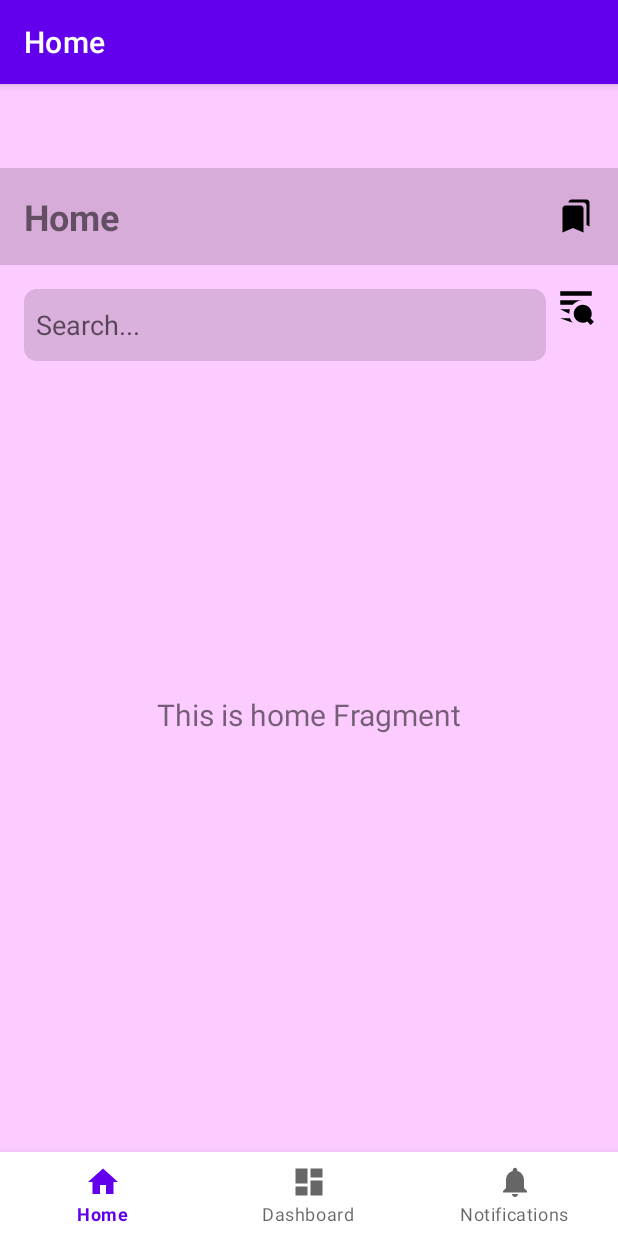
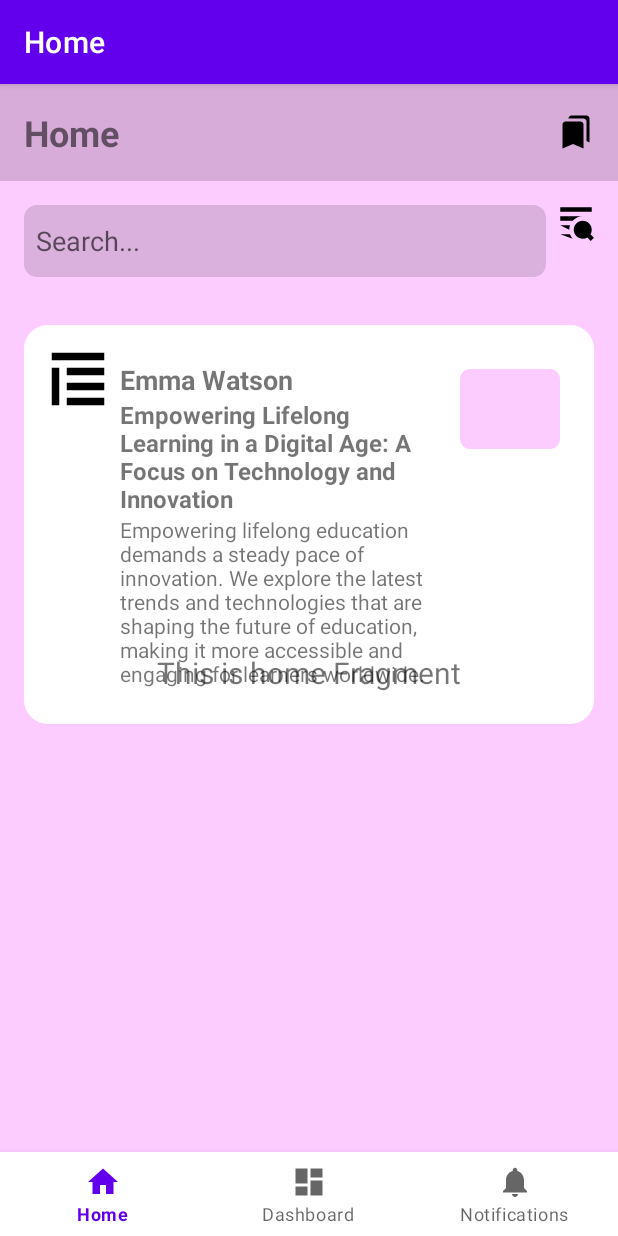
Before and after one commit to DataAnalystJr/cc17, an Android app: the screen it shows after launch (MainActivity), on a phone screen of 412 x 824 dp. Run offline under Robolectric (Android 15) with nearby library versions, the phone set to English and light mode, and no system bars; our stand-ins replace navigation-ui.

Commit message:
Version 1.1

```diff
--- /dev/null
+++ b/app/src/main/res/drawable/ic_profile_picture.xml
@@ -0,0 +1,13 @@
+<vector xmlns:android="http://schemas.android.com/apk/res/android"
+    android:width="16dp"
+    android:height="16dp"
+    android:viewportWidth="16"
+    android:viewportHeight="16">
+    <path
+        android:fillColor="#000000"
+        android:pathData="M15,1 L1,1 L1,3 L15,3 Z,
+                     M1,5 L3,5 L3,15 L1,15 Z,
+                     M5,13 L15,13 L15,15 L5,15 Z,
+                     M15,9 L5,9 L5,11 L15,11 Z,
+                     M5,5 L15,5 L15,7 L5,7 Z" />
+</vector>
--- /dev/null
+++ b/app/src/main/res/drawable/ic_technology_illustration.xml
@@ -0,0 +1,9 @@
+<vector xmlns:android="http://schemas.android.com/apk/res/android"
+    android:width="24dp"
+    android:height="24dp"
+    android:viewportWidth="24"
+    android:viewportHeight="24">
+    <path
+        android:fillColor="#FCCBFF"
+        android:pathData="M 4 4 L 20 4 C 21.1 4 22 4.9 22 6 L 22 18 C 22 19.1 21.1 20 20 20 L 4 20 C 2.9 20 2 19.1 2 18 L 2 6 C 2 4.9 2.9 4 4 4 Z" />
+</vector>
--- /dev/null
+++ b/app/src/main/res/drawable/rounded_card.xml
@@ -0,0 +1,5 @@
+<?xml version="1.0" encoding="utf-8"?>
+<shape xmlns:android="http://schemas.android.com/apk/res/android">
+    <corners android:radius="16dp" />
+    <solid android:color="#FFFFFF" />
+</shape>
--- a/app/src/main/res/layout/activity_main.xml
+++ b/app/src/main/res/layout/activity_main.xml
@@ -1,13 +1,15 @@
 <?xml version="1.0" encoding="utf-8"?>
 <androidx.constraintlayout.widget.ConstraintLayout xmlns:android="http://schemas.android.com/apk/res/android"
     xmlns:app="http://schemas.android.com/apk/res-auto"
+    xmlns:tools="http://schemas.android.com/tools"
     android:id="@+id/container"
     android:layout_width="match_parent"
     android:layout_height="match_parent"
     android:background="#FCCBFF"
-    android:paddingTop="?attr/actionBarSize">
+    android:paddingTop="0dp">
 
     <!-- Header -->
+    <!-- Search Bar -->
     <LinearLayout
         android:id="@+id/header"
         android:layout_width="match_parent"
@@ -16,9 +18,10 @@
         android:gravity="center_vertical"
         android:orientation="horizontal"
         android:padding="16dp"
-        app:layout_constraintTop_toTopOf="parent"
+        app:layout_constraintHorizontal_bias="1.0"
         app:layout_constraintLeft_toLeftOf="parent"
-        app:layout_constraintRight_toRightOf="parent">
+        app:layout_constraintRight_toRightOf="parent"
+        app:layout_constraintTop_toTopOf="parent">
 
         <TextView
             android:layout_width="0dp"
@@ -33,7 +36,7 @@
             android:layout_height="24dp"
             android:src="@drawable/ic_bookmark" />
     </LinearLayout>
-    <!-- Search Bar -->
+
     <LinearLayout
         android:id="@+id/search_bar"
         android:layout_width="match_parent"
@@ -41,6 +44,8 @@
         android:orientation="horizontal"
         android:gravity="center_horizontal"
         android:padding="16dp"
+
+
         app:layout_constraintTop_toBottomOf="@id/header"
         app:layout_constraintLeft_toLeftOf="parent"
         app:layout_constraintRight_toRightOf="parent">
@@ -59,6 +64,74 @@
             android:layout_marginLeft="8dp"
             android:src="@drawable/ic_search" />
     </LinearLayout>
+    <!-- News Item 1 -->
+
+    <LinearLayout
+        android:layout_width="match_parent"
+        android:layout_height="wrap_content"
+        android:layout_margin="16dp"
+        android:layout_marginStart="16dp"
+        android:layout_marginTop="192dp"
+        android:layout_marginEnd="16dp"
+        android:layout_marginBottom="181dp"
+        android:background="@drawable/rounded_card"
+        android:orientation="vertical"
+        android:padding="16dp"
+        app:layout_constraintBottom_toTopOf="@+id/nav_view"
+        app:layout_constraintEnd_toEndOf="parent"
+        app:layout_constraintHorizontal_bias="0.0"
+        app:layout_constraintStart_toStartOf="parent"
+        app:layout_constraintTop_toBottomOf="@+id/search_bar"
+        app:layout_constraintVertical_bias="0.0">
+
+        <LinearLayout
+            android:layout_width="match_parent"
+            android:layout_height="wrap_content"
+            android:orientation="horizontal">
+
+            <ImageView
+                android:layout_width="40dp"
+                android:layout_height="40dp"
+                android:src="@drawable/ic_profile_picture" />
+
+            <LinearLayout
+                android:layout_width="0dp"
+                android:layout_height="wrap_content"
+                android:layout_weight="1"
+                android:orientation="vertical"
+                android:padding="8dp">
+
+                <TextView
+                    android:layout_width="match_parent"
+                    android:layout_height="wrap_content"
+                    android:text="Emma Watson"
+                    android:textSize="18sp"
+                    android:textStyle="bold" />
+
+                <TextView
+                    android:layout_width="match_parent"
+                    android:layout_height="wrap_content"
+                    android:text="Empowering Lifelong Learning in a Digital Age: A Focus on Technology and Innovation"
+                    android:textSize="16sp"
+                    android:textStyle="bold" />
+
+                <TextView
+                    android:layout_width="match_parent"
+                    android:layout_height="wrap_content"
+                    android:text="Empowering lifelong education demands a steady pace of innovation. We explore the latest trends and technologies that are shaping the future of education, making it more accessible and engaging for learners worldwide."
+                    android:textSize="14sp" />
+
+            </LinearLayout>
+
+            <ImageView
+                android:layout_width="80dp"
+                android:layout_height="80dp"
+                android:src="@drawable/ic_technology_illustration" />
+
+        </LinearLayout>
+
+    </LinearLayout>
+
     <fragment
         android:id="@+id/nav_host_fragment_activity_main"
         android:name="androidx.navigation.fragment.NavHostFragment"
```
